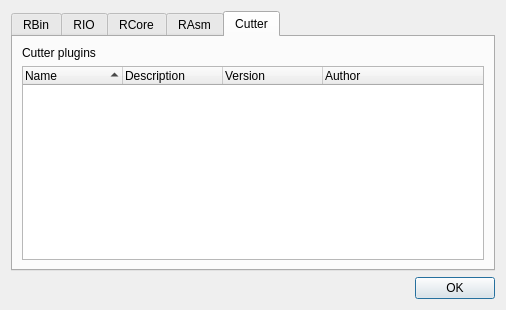
Old version of the form src/dialogs/R2PluginsDialog.ui in the repository rizinorg/cutter.
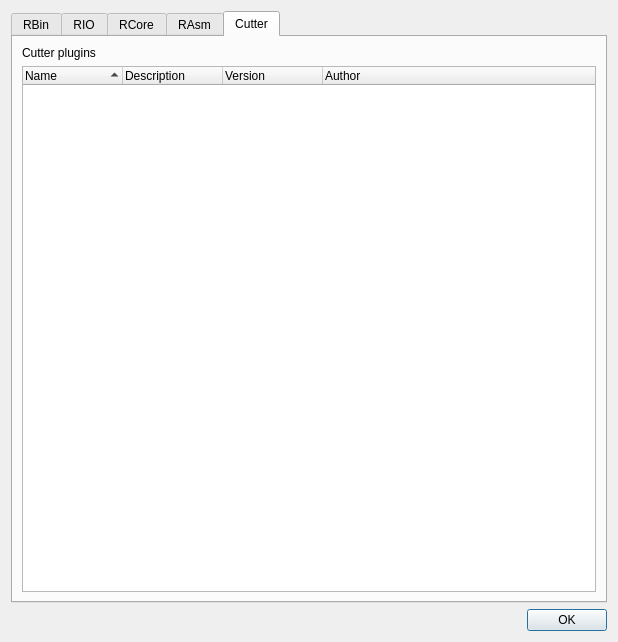
New version of the form.

Commit message: Make Plugin window bigger for readability

```diff
--- a/src/dialogs/R2PluginsDialog.ui
+++ b/src/dialogs/R2PluginsDialog.ui
@@ -6,8 +6,8 @@
    <rect>
     <x>0</x>
     <y>0</y>
-    <width>506</width>
-    <height>310</height>
+    <width>618</width>
+    <height>642</height>
    </rect>
   </property>
   <property name="windowTitle">
```
